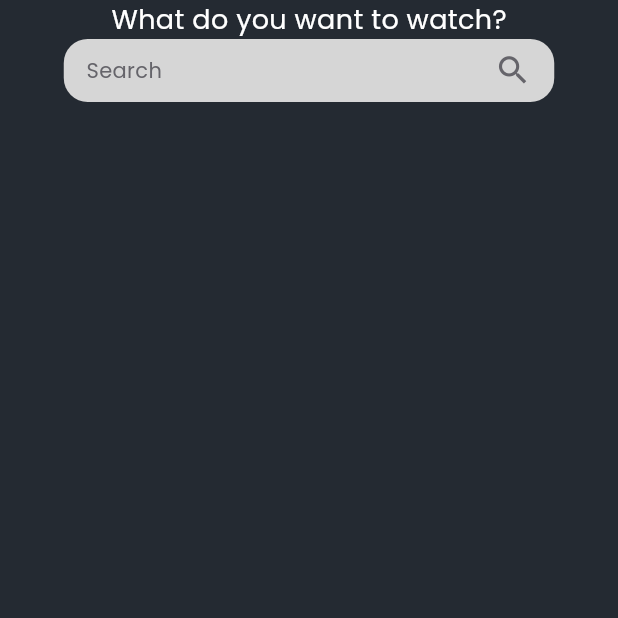
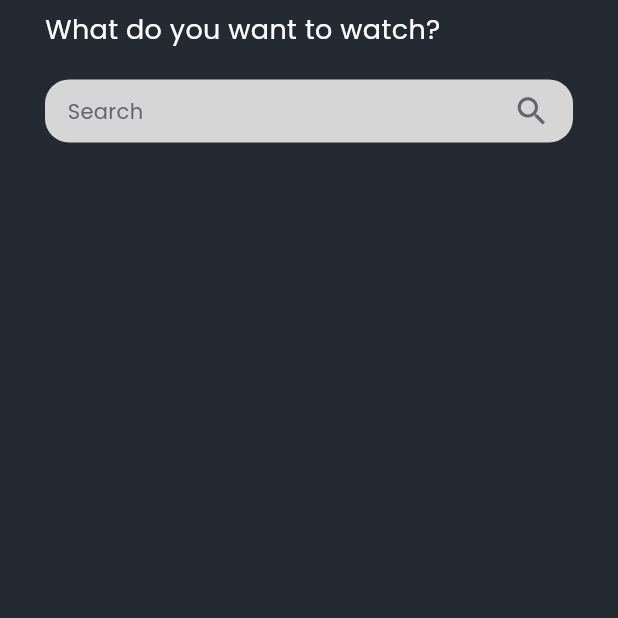
Before and after one commit to TrongNghiaaaa/Project-App-Watch-Movie, a Flutter app: the Home_screen screen opened directly, on a phone screen of 412 x 824 dp, the top half of it. Run offline on Flutter 3.47's test engine with Material 3 defaults, Android fonts, the phone set to English and light mode, and no system bars; our stand-ins replace flutter_svg, get, lottie.

Commit message:
update home screen

```diff
--- a/lib/main.dart
+++ b/lib/main.dart
@@ -1,3 +1,4 @@
+import 'package:app_watch_movie/presentation/screens/home/home_screen.dart';
 import 'package:app_watch_movie/presentation/screens/splash_screen/splash_screen.dart';
 import 'package:flutter/material.dart';
 import 'package:get/get.dart';
@@ -26,7 +27,7 @@ class MyApp extends StatelessWidget {
         colorScheme: ColorScheme.fromSeed(seedColor: Colors.deepPurple),
         useMaterial3: true,
       ),
-      home: const SplashScreen(),
+      home: const Home_screen(),
     );
   }
 }
--- a/lib/presentation/screens/home/home_screen.dart
+++ b/lib/presentation/screens/home/home_screen.dart
@@ -7,14 +7,23 @@ class Home_screen extends StatelessWidget {
   Widget build(BuildContext context) {
     return SafeArea(
       child: Scaffold(
-        body: Column(children: [
-          const Text(
-            "What do you want to watch?",
-            style: TextStyle(fontSize: 18, fontStyle: FontStyle.normal),
-          ),
-          Center(
-            child: Container(
-              width: 327,
+        body: Padding(
+          padding: const EdgeInsets.only(right: 30, left: 30),
+          child: Column(children: [
+            const Align(
+              alignment: Alignment.centerLeft,
+              child: Padding(
+                padding: EdgeInsets.only(top: 7),
+                child: Text(
+                  "What do you want to watch?",
+                  style: TextStyle(fontSize: 18, fontStyle: FontStyle.normal),
+                ),
+              ),
+            ),
+            const SizedBox(
+              height: 20,
+            ),
+            Container(
               height: 42,
               decoration: BoxDecoration(
                   borderRadius: BorderRadius.circular(16),
@@ -40,9 +49,9 @@ class Home_screen extends StatelessWidget {
                       ),
                     )
                   ]),
-            ),
-          )
-        ]),
+            )
+          ]),
+        ),
       ),
     );
   }
```
